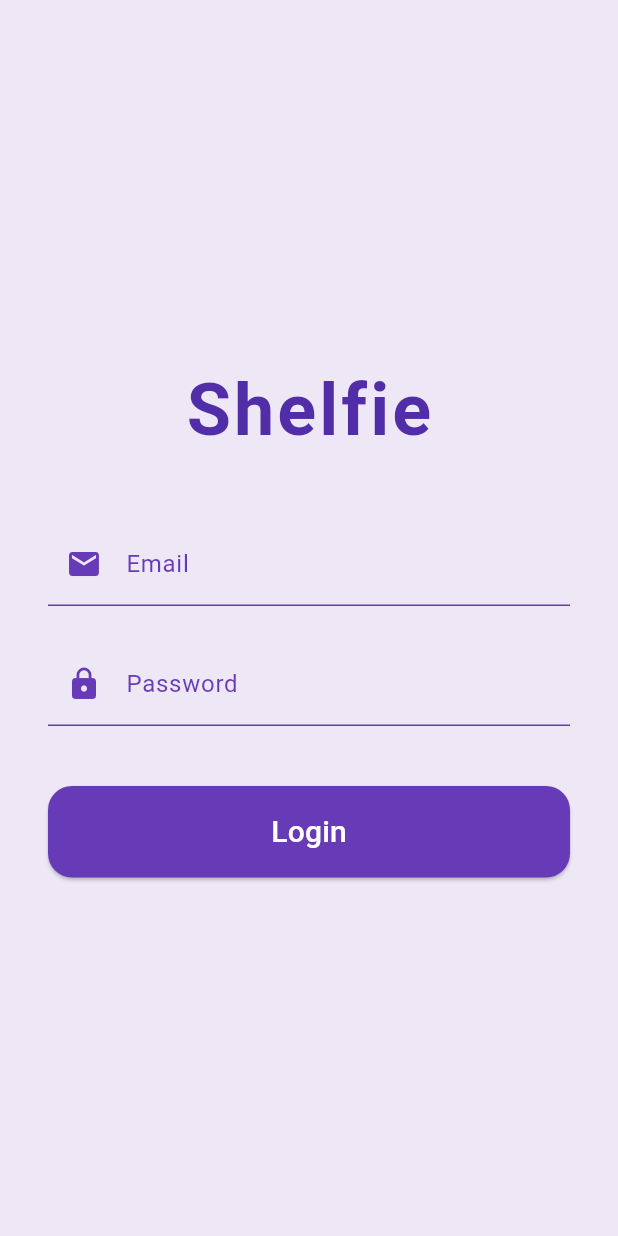
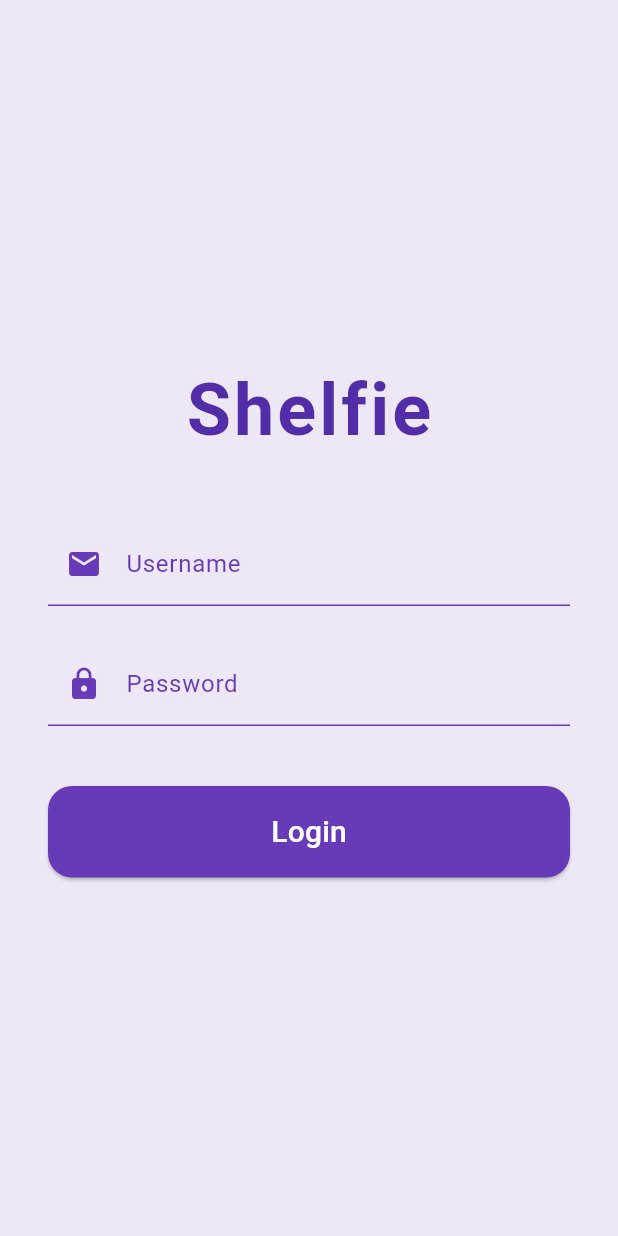
Before and after one commit to El-DriMa/Shelfie, a Flutter app: the screen it shows after launch, on a phone screen of 412 x 824 dp. Run offline on Flutter 3.47's test engine with Material 3 defaults, Android fonts, the light colour scheme and no system bars; our stand-ins replace shared_preferences; Roboto replaces fonts that are missing (RobotoMono).

Commit message:
my profile and logout front

```diff
--- a/Shelfie/ShelfieUI/lib/main.dart
+++ b/Shelfie/ShelfieUI/lib/main.dart
@@ -1,5 +1,6 @@
 import 'package:flutter/material.dart';
 import 'screens/login_screen.dart';
+import 'screens/profile_screen.dart';
 
 void main() => runApp(MyApp());
 
@@ -9,6 +10,10 @@ class MyApp extends StatelessWidget {
     return MaterialApp(
       title: 'Shelfie',
       home: LoginScreen(),
+      routes: {
+        '/login': (context) => LoginScreen(),
+        '/profile': (context) => ProfileScreen(authHeader: ''),
+      },
     );
   }
 }
--- a/Shelfie/ShelfieUI/lib/models/book.dart
+++ b/Shelfie/ShelfieUI/lib/models/book.dart
@@ -7,7 +7,7 @@ class Book {
   int id;
   String title;
   int totalPages;
-  String? coverImageBase64;
+  String? CoverImage;
   String genreName;
   String authorName;
   String publisherName;
@@ -19,7 +19,7 @@ class Book {
     required this.id,
     required this.title,
     required this.totalPages,
-    this.coverImageBase64,
+    this.CoverImage,
     required this.genreName,
     required this.authorName,
     required this.publisherName,
--- /dev/null
+++ b/Shelfie/ShelfieUI/lib/models/user.dart
@@ -0,0 +1,26 @@
+import 'package:json_annotation/json_annotation.dart';
+
+part 'user.g.dart';
+@JsonSerializable()
+class User {
+  int id;
+  String firstName;
+  String lastName;
+  String email;
+  String username;
+  DateTime? lastLoginAt;
+  String? phoneNumber;
+
+  User({
+    required this.id,
+    required this.firstName,
+    required this.lastName,
+    required this.email,
+    required this.username,
+    this.lastLoginAt,
+    this.phoneNumber
+  });
+
+  factory User.fromJson(Map<String, dynamic> json) => _$UserFromJson(json);
+  Map<String, dynamic> toJson() => _$UserToJson(this);
+}
--- a/Shelfie/ShelfieUI/lib/screens/login_screen.dart
+++ b/Shelfie/ShelfieUI/lib/screens/login_screen.dart
@@ -9,17 +9,17 @@ class LoginScreen extends StatefulWidget {
 }
 
 class _LoginScreenState extends State<LoginScreen> {
-  final emailController = TextEditingController();
+  final usernameController = TextEditingController();
   final passwordController = TextEditingController();
 
 
   void _login() async {
-    final email = emailController.text;
+    final username = usernameController.text;
     final password = passwordController.text;
 
-    final authHeader = await AuthService().login(email, password);
+    final authHeader = await AuthService().login(username, password);
 
-    final success = await AuthService().login(email, password);
+    final success = await AuthService().login(username, password);
 
     if (authHeader != null) {
       print('Login successful');
@@ -61,9 +61,9 @@ class _LoginScreenState extends State<LoginScreen> {
               ),
               SizedBox(height: 40),
               TextField(
-                controller: emailController,
+                controller: usernameController,
                 decoration: InputDecoration(
-                  labelText: 'Email',
+                  labelText: 'Username',
                   labelStyle: TextStyle(color: Colors.deepPurple),
                   enabledBorder: UnderlineInputBorder(
                     borderSide: BorderSide(color: Colors.deepPurple),
@@ -73,7 +73,7 @@ class _LoginScreenState extends State<LoginScreen> {
                   ),
                   prefixIcon: Icon(Icons.email, color: Colors.deepPurple),
                 ),
-                keyboardType: TextInputType.emailAddress,
+                keyboardType: TextInputType.text,
               ),
               SizedBox(height: 24),
               TextField(
--- a/Shelfie/ShelfieUI/lib/screens/main_screen.dart
+++ b/Shelfie/ShelfieUI/lib/screens/main_screen.dart
@@ -1,4 +1,5 @@
 import 'package:flutter/material.dart';
+import 'package:shelfie/screens/profile_screen.dart';
 import 'explore_page_screen.dart';
 
 class MainScreen extends StatefulWidget {
@@ -20,7 +21,7 @@ class _MainScreenState extends State<MainScreen> {
     super.initState();
     _screens = [
       ExplorePageScreen(authHeader: widget.authHeader),
-      Center(child: Text('Profile page coming soon')),
+      ProfileScreen(authHeader: widget.authHeader),
     ];
   }
 
--- a/Shelfie/ShelfieUI/pubspec.yaml
+++ b/Shelfie/ShelfieUI/pubspec.yaml
@@ -35,6 +35,7 @@ dependencies:
   # The following adds the Cupertino Icons font to your application.
   # Use with the CupertinoIcons class for iOS style icons.
   cupertino_icons: ^1.0.8
+  shared_preferences: ^2.0.15
 
 dev_dependencies:
   flutter_test:
```
Also changed, not shown: Shelfie/ShelfieUI/lib/screens/explore_page_screen.dart (+16 -23 lines), Shelfie/ShelfieUI/lib/screens/profile_screen.dart (added, +109 -0 lines), Shelfie/ShelfieUI/lib/models/book.g.dart, Shelfie/ShelfieUI/lib/models/user.g.dart (added), Shelfie/ShelfieUI/pubspec.lock, 3 other files.
